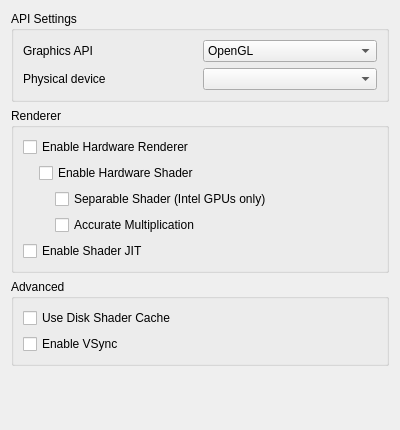
The window that src/citra_qt/configuration/configure_graphics.ui (skblt/citra) describes before a commit, drawn with Qt 5.
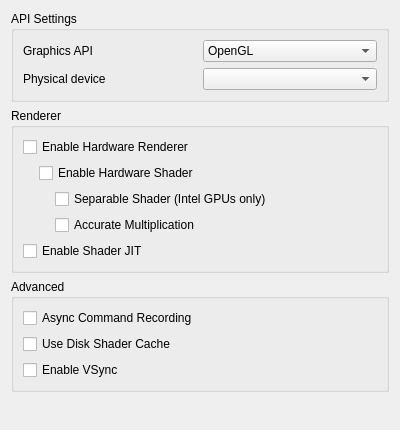
The same window after the commit.

What changed in the file:
```diff
--- a/src/citra_qt/configuration/configure_graphics.ui
+++ b/src/citra_qt/configuration/configure_graphics.ui
@@ -171,6 +171,16 @@
       <string>Advanced</string>
      </property>
      <layout class="QVBoxLayout" name="verticalLayout_2">
+      <item>
+       <widget class="QCheckBox" name="toggle_async_recording">
+        <property name="toolTip">
+         <string>&lt;html&gt;&lt;head/&gt;&lt;body&gt;&lt;p&gt;Offloads command buffer recording and fragment shader generation to a worker thread. Can improve performance especially on weaker systems. Disable if you notice better performance. If unsure leave it enabled,&lt;/p&gt;&lt;/body&gt;&lt;/html&gt;</string>
+        </property>
+        <property name="text">
+         <string>Async Command Recording</string>
+        </property>
+       </widget>
+      </item>
       <item>
        <widget class="QCheckBox" name="toggle_disk_shader_cache">
         <property name="toolTip">
```
